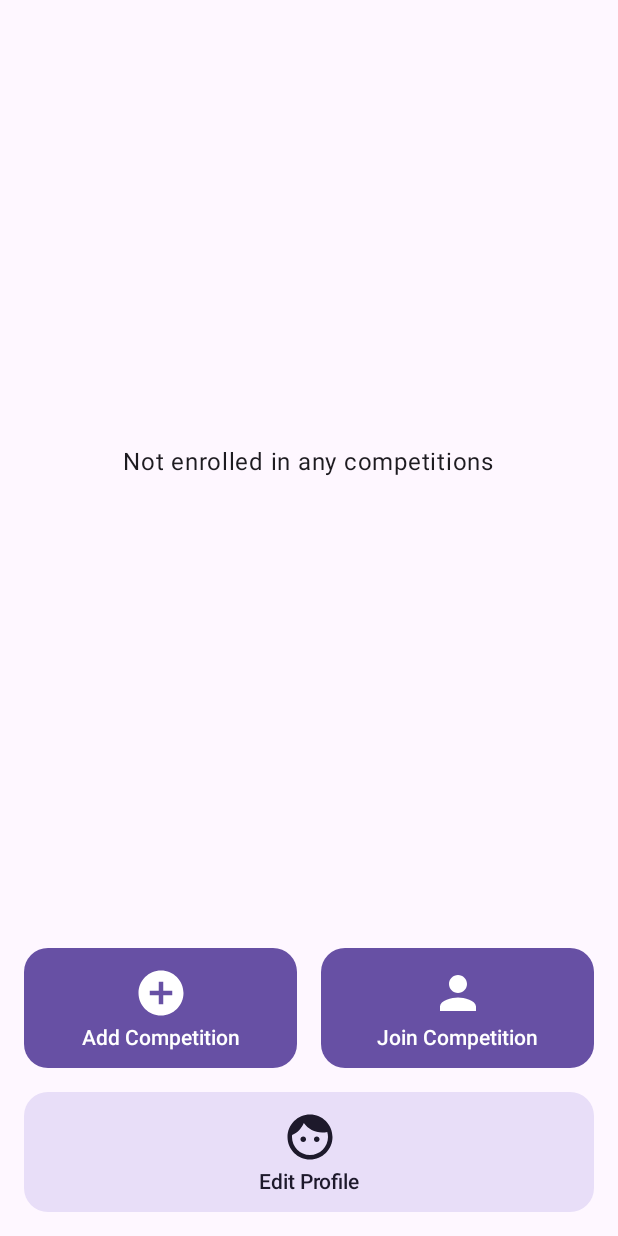
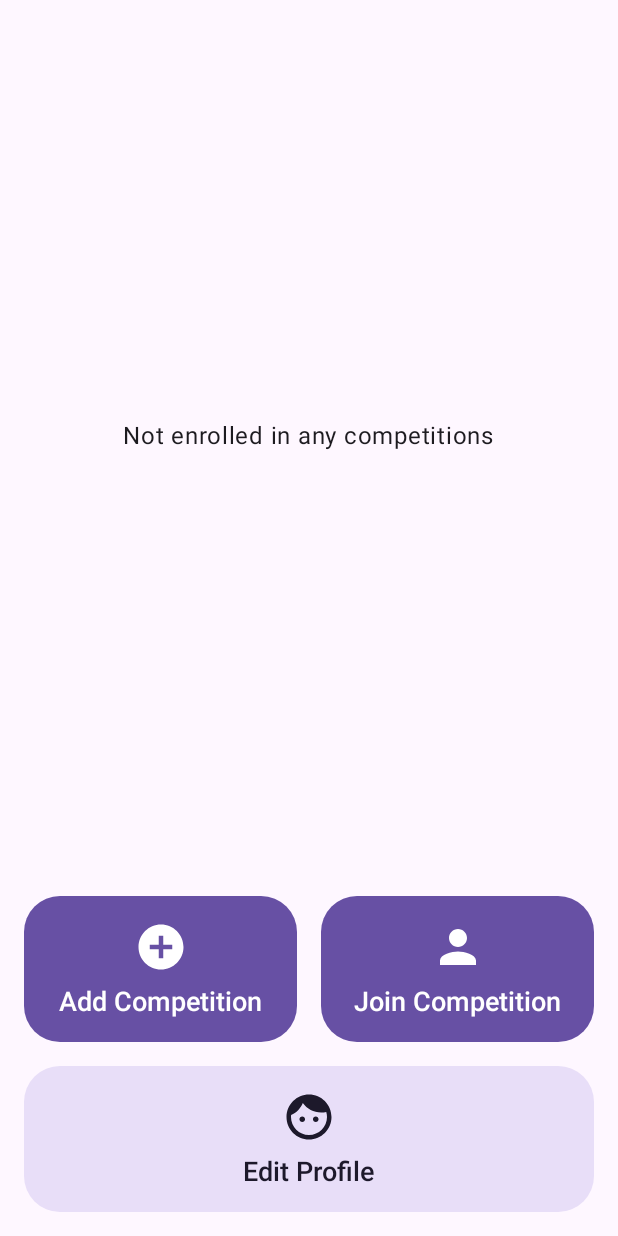
Before and after one commit to JackFinnis/DRP, an Android app built with Jetpack Compose: the composable UserCompetitionsScreen called with empty values, on a phone screen of 412 x 824 dp. Run offline under Robolectric (Android 15) with nearby library versions, the phone set to English and light mode, and no system bars; our stand-ins replace Firebase (no records; nobody signed in at launch, a user with empty details on screens opened directly); 1 statement that could not run was skipped.

Commit message:
Feat(Competitions.kt, Type.kt): Increase padding, corner radius, font size of cards to improve legibility and accessibility

```diff
--- a/app/src/main/java/drp/screentime/ui/components/Competitions.kt
+++ b/app/src/main/java/drp/screentime/ui/components/Competitions.kt
@@ -222,8 +222,8 @@
 ) {
     if (tonal)
         FilledTonalButton(
-            shape = RoundedCornerShape(16.dp),
-            contentPadding = PaddingValues(12.dp),
+            shape = RoundedCornerShape(24.dp),
+            contentPadding = PaddingValues(16.dp),
             modifier = modifier,
             onClick = onClick
         ) {
@@ -231,14 +231,14 @@
                 horizontalAlignment = Alignment.CenterHorizontally
             ) {
                 Icon(icon, contentDescription = text, modifier = Modifier.size(36.dp))
-                Spacer(Modifier.height(4.dp))
+                Spacer(Modifier.height(8.dp))
                 Text(text, style = MaterialTheme.typography.labelLarge)
             }
         }
     else
         Button(
-            shape = RoundedCornerShape(16.dp),
-            contentPadding = PaddingValues(12.dp),
+            shape = RoundedCornerShape(24.dp),
+            contentPadding = PaddingValues(16.dp),
             modifier = modifier,
             onClick = onClick
         ) {
@@ -246,7 +246,7 @@
                 horizontalAlignment = Alignment.CenterHorizontally
             ) {
                 Icon(icon, contentDescription = text, modifier = Modifier.size(36.dp))
-                Spacer(Modifier.height(4.dp))
+                Spacer(Modifier.height(8.dp))
                 Text(text, style = MaterialTheme.typography.labelLarge)
             }
         }
@@ -290,7 +290,8 @@
             if (competition.leaderboard.isEmpty()) {
                 Text(text = "No leaderboard data available")
             } else {
-                competition.leaderboard.toList().forEachIndexed { index, (user, score) ->
+                competition.leaderboard.toList().sortedBy { pair: Pair<String, Int> -> pair.second }
+                    .forEachIndexed { index, (user, score) ->
                     LeaderboardEntry(index + 1, user, score, user == userId)
                 }
             }
@@ -324,10 +325,11 @@
             if (isMe) MaterialTheme.colorScheme.primary
             else MaterialTheme.colorScheme.secondaryContainer
         ),
-        onClick = {}
+        onClick = {},
+        shape = RoundedCornerShape(20.dp)
     ) {
         Row(
-            modifier = Modifier.padding(16.dp),
+            modifier = Modifier.padding(20.dp, 16.dp),
             verticalAlignment = Alignment.CenterVertically
         ) {
             Text(
```
Also changed, not shown: app/src/main/java/drp/screentime/ui/theme/Type.kt (+7 -7 lines).
